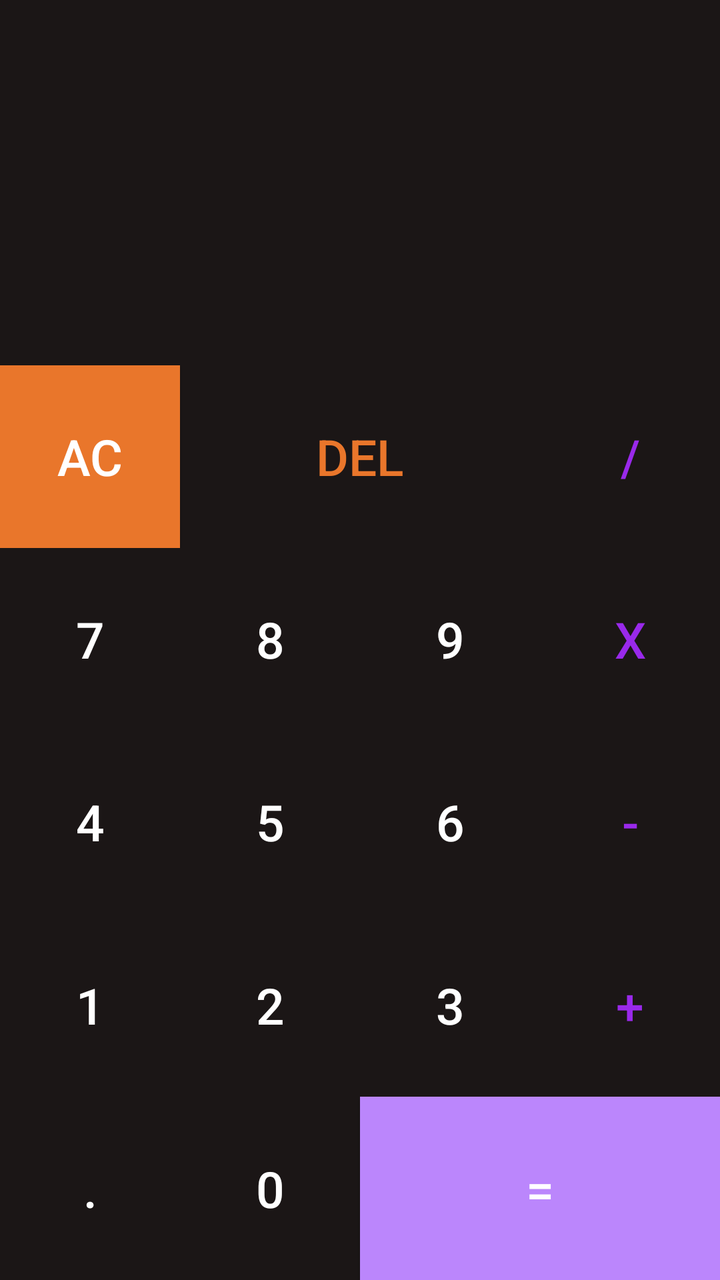
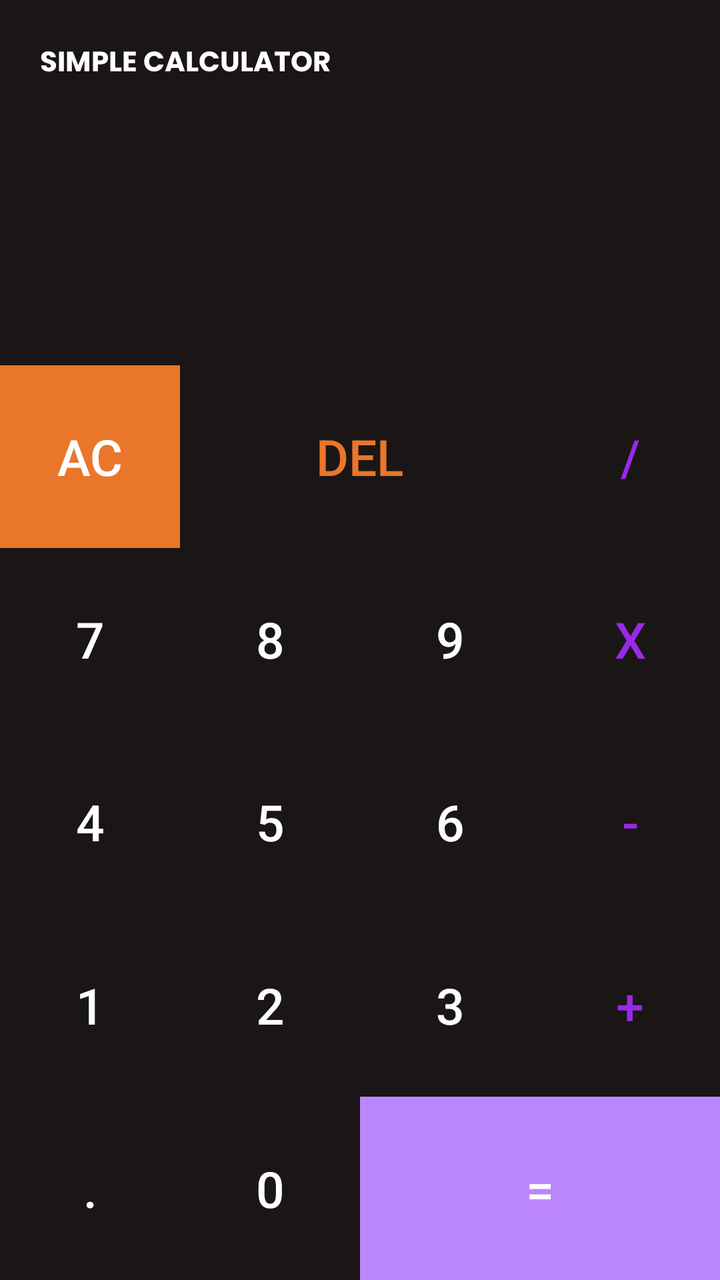

Compare the two renders of this Android layout. The source of the first and the diff that turns it into the second are given below.
<!-- AndroidManifest.xml: application theme Theme.KotlinCalculator -->
<!-- res/layout/activity_main.xml -->
<?xml version="1.0" encoding="utf-8"?>
<LinearLayout
    xmlns:android="http://schemas.android.com/apk/res/android"
    xmlns:app="http://schemas.android.com/apk/res-auto"
    xmlns:tools="http://schemas.android.com/tools"
    android:id="@+id/main"
    android:layout_width="match_parent"
    android:layout_height="match_parent"
    android:orientation="vertical"
    android:background="@color/ireng"
    tools:context=".MainActivity2">
    <androidx.constraintlayout.widget.ConstraintLayout
        android:layout_width="match_parent"
        android:layout_height="0dp"
        android:layout_weight="2"
        android:padding="20dp">
          <TextView
              android:id="@+id/workingsTV"
              android:layout_width="match_parent"
              android:layout_height="wrap_content"
              android:lines="2"
              android:maxLines="2"
              android:textAlignment="textEnd"
              android:textColor="@color/white"
              android:textSize="25sp"
              app:layout_constraintBottom_toTopOf="@id/resultTV"
              app:layout_constraintLeft_toLeftOf="parent"
              app:layout_constraintRight_toRightOf="parent"
              app:layout_constraintTop_toTopOf="parent"
              />
        <TextView
            android:id="@+id/resultTV"
            android:layout_width="match_parent"
            android:layout_height="wrap_content"
            android:lines="1"
            android:maxLines="1"
            android:textSize="40sp"
            android:textAlignment="textEnd"
            android:textColor="@color/white"
            app:layout_constraintBottom_toBottomOf="parent"
            app:layout_constraintLeft_toLeftOf="parent"
            app:layout_constraintRight_toRightOf="parent" />

    </androidx.constraintlayout.widget.ConstraintLayout>

    <LinearLayout
        style="@style/buttonRow">
        
        <Button
            style="@style/buttonNumber"
            android:background="@color/oren"
            android:textColor="@color/white"
            android:onClick="removeAllAction"
            android:text="AC"
            android:layout_weight="1"/>

        <Button
            style="@style/buttonNumber"
            android:textColor="@color/oren"
            android:onClick="backSpaceAction"
            android:layout_weight="2"
            android:text="del"/>



        <Button
            style="@style/buttonOperator"
            android:layout_weight="1"
            android:text="/"/>


    </LinearLayout>

    <LinearLayout
        style="@style/buttonRow">

        <Button
            style="@style/buttonNumber"
            android:text="7"/>

        <Button
            style="@style/buttonNumber"
            android:text="8"/>


        <Button
            style="@style/buttonNumber"
            android:text="9"/>

        <Button
            style="@style/buttonOperator"
            android:text="x"/>


    </LinearLayout>

    <LinearLayout
        style="@style/buttonRow">

        <Button
            style="@style/buttonNumber"
            android:text="4"/>

        <Button
            style="@style/buttonNumber"
            android:text="5"/>


        <Button
            style="@style/buttonNumber"
            android:text="6"/>

        <Button
            style="@style/buttonOperator"
            android:text="-"/>


    </LinearLayout>

    <LinearLayout
        style="@style/buttonRow">

        <Button
            style="@style/buttonNumber"
            android:text="1"/>

        <Button
            style="@style/buttonNumber"
            android:text="2"/>


        <Button
            style="@style/buttonNumber"
            android:text="3"/>

        <Button
            style="@style/buttonOperator"
            android:text="+" />

    </LinearLayout>

    <LinearLayout
        style="@style/buttonRow">

        <Button
            style="@style/buttonNumber"
            android:text="."/>

        <Button
            style="@style/buttonNumber"
            android:text="0"/>


        <Button
            style="@style/buttonNumber"
            android:layout_weight="2."
            android:onClick="equalsAction"
            android:background="@color/softpink"
            android:text="="/>
    </LinearLayout>
</LinearLayout>
<!-- resources referenced by this layout -->
<resources>
  <color name="ireng">#1B1616</color>
  <color name="oren">#E9762B</color>
  <color name="softpink">#FFBB86FC</color>
  <color name="white">#FFFFFFFF</color>
  <style name="buttonNumber">
          <item name="android:layout_width">0dp</item>
          <item name="android:layout_height">match_parent</item>
          <item name="android:layout_weight">1</item>
          <item name="android:background">@null</item>
          <item name="android:textSize">25sp</item>
          <item name="android:textColor">@color/white</item>
          <item name="android:onClick">numberAction</item>
      </style>
  <style name="buttonOperator">
          <item name="android:layout_width">0dp</item>
          <item name="android:layout_height">match_parent</item>
          <item name="android:layout_weight">1</item>
          <item name="android:background">@null</item>
          <item name="android:textSize">25sp</item>
          <item name="android:textColor">@color/ungu</item>
          <item name="android:onClick">operationAction</item>
      </style>
  <style name="buttonRow">
          <item name="android:layout_width">match_parent</item>
          <item name="android:layout_height">0dp</item>
          <item name="android:layout_weight">1</item>
      </style>
  <style name="Theme.KotlinCalculator" parent="Theme.AppCompat.DayNight.NoActionBar">
          
      </style>
  <color name="ungu">#9929EA</color>
</resources>

<!-- the commit's change to res/layout/activity_main.xml (unified diff, before → after) -->
@@ -7,6 +7,7 @@
     android:layout_width="match_parent"
     android:layout_height="match_parent"
     android:orientation="vertical"
+    android:fitsSystemWindows="true"
     android:background="@color/ireng"
     tools:context=".MainActivity2">
     <androidx.constraintlayout.widget.ConstraintLayout
@@ -14,6 +15,16 @@
         android:layout_height="0dp"
         android:layout_weight="2"
         android:padding="20dp">
+
+        <TextView
+            android:layout_width="wrap_content"
+            android:layout_height="wrap_content"
+            android:text="SIMPLE CALCULATOR"
+            android:textColor="@color/white"
+            android:fontFamily="@font/poppins_bold"/>
+
+
+
           <TextView
               android:id="@+id/workingsTV"
               android:layout_width="match_parent"
